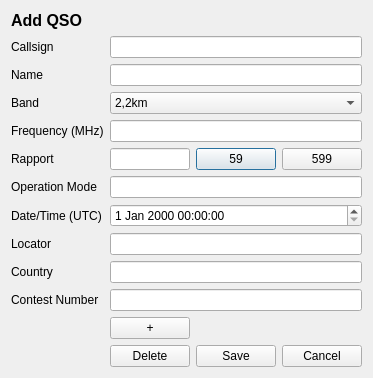
The window that forms/QSOAddDialog/qsoadddialog.ui (jj01101010/EasyHamLog) describes before a commit, drawn with Qt 5.
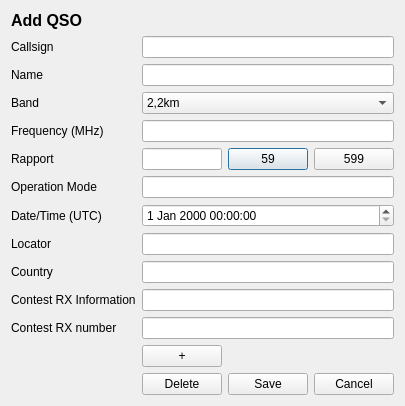
The same window after the commit.

Commit message: QSO contest info

```diff
--- a/forms/QSOAddDialog/qsoadddialog.ui
+++ b/forms/QSOAddDialog/qsoadddialog.ui
@@ -7,7 +7,7 @@
     <x>0</x>
     <y>0</y>
     <width>351</width>
-    <height>369</height>
+    <height>382</height>
    </rect>
   </property>
   <property name="sizePolicy">
@@ -215,7 +215,7 @@
    <item row="12" column="1">
     <widget class="QLineEdit" name="countryEdit"/>
    </item>
-   <item row="15" column="1">
+   <item row="16" column="1">
     <layout class="QHBoxLayout" name="horizontalLayout_2">
      <item>
       <spacer name="horizontalSpacer">
@@ -400,14 +400,14 @@
      </item>
     </widget>
    </item>
-   <item row="13" column="0">
-    <widget class="QLabel" name="labelContest">
+   <item row="14" column="0">
+    <widget class="QLabel" name="labelContestNumber">
      <property name="text">
-      <string>Contest Number</string>
+      <string>Contest RX number</string>
      </property>
     </widget>
    </item>
-   <item row="14" column="1">
+   <item row="15" column="1">
     <layout class="QHBoxLayout" name="horizontalLayout_3">
      <item>
       <widget class="QPushButton" name="addContestInfoButton">
@@ -437,6 +437,16 @@
      </item>
     </layout>
    </item>
+   <item row="14" column="1">
+    <widget class="QLineEdit" name="contestNumberEdit"/>
+   </item>
+   <item row="13" column="0">
+    <widget class="QLabel" name="labelContestInfo">
+     <property name="text">
+      <string>Contest RX Information</string>
+     </property>
+    </widget>
+   </item>
    <item row="13" column="1">
     <widget class="QLineEdit" name="contestNumber"/>
    </item>
```
Left out of the diff: 9 changed lines with no effect on the pictures. The commit also changes 5 other files.
